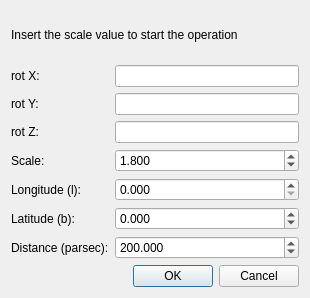
Old version of the form Code/ui/simcollapsedialog.ui in the repository VisIVOLab/ViaLacteaVisualAnalytics.
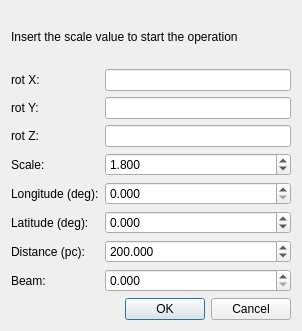
New version of the form.

Diff of the .ui file:
```diff
--- a/Code/ui/simcollapsedialog.ui
+++ b/Code/ui/simcollapsedialog.ui
@@ -6,8 +6,8 @@
    <rect>
     <x>0</x>
     <y>0</y>
-    <width>310</width>
-    <height>298</height>
+    <width>302</width>
+    <height>331</height>
    </rect>
   </property>
   <property name="windowTitle">
@@ -97,7 +97,7 @@
      <item row="4" column="0">
       <widget class="QLabel" name="label_6">
        <property name="text">
-        <string>Longitude (l):</string>
+        <string>Longitude (deg):</string>
        </property>
       </widget>
      </item>
@@ -120,7 +120,7 @@
      <item row="5" column="0">
       <widget class="QLabel" name="label_7">
        <property name="text">
-        <string>Latitude (b):</string>
+        <string>Latitude (deg):</string>
        </property>
       </widget>
      </item>
@@ -149,7 +149,7 @@
      <item row="6" column="0">
       <widget class="QLabel" name="label_8">
        <property name="text">
-        <string>Distance (parsec):</string>
+        <string>Distance (pc):</string>
        </property>
       </widget>
      </item>
@@ -175,13 +175,36 @@
        </property>
       </widget>
      </item>
-     <item row="7" column="1">
+     <item row="7" column="0">
+      <widget class="QLabel" name="label_9">
+       <property name="text">
+        <string>Beam:</string>
+       </property>
+      </widget>
+     </item>
+     <item row="8" column="1">
       <widget class="QDialogButtonBox" name="buttonBox">
        <property name="standardButtons">
         <set>QDialogButtonBox::Cancel|QDialogButtonBox::Ok</set>
        </property>
       </widget>
      </item>
+     <item row="7" column="1">
+      <widget class="QDoubleSpinBox" name="spinBeam">
+       <property name="sizePolicy">
+        <sizepolicy hsizetype="MinimumExpanding" vsizetype="Fixed">
+         <horstretch>0</horstretch>
+         <verstretch>0</verstretch>
+        </sizepolicy>
+       </property>
+       <property name="decimals">
+        <number>3</number>
+       </property>
+       <property name="maximum">
+        <double>200.000000000000000</double>
+       </property>
+      </widget>
+     </item>
     </layout>
    </item>
   </layout>
```
